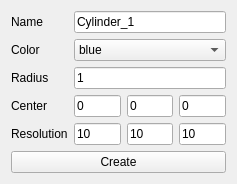
The window that PyQtVTK/createSphere.ui (shach934/scripts) describes before a commit, drawn with Qt 5.
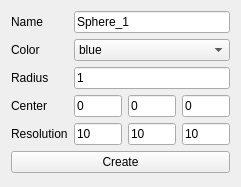
The same window after the commit.

What changed in the file:
```diff
--- a/PyQtVTK/createSphere.ui
+++ b/PyQtVTK/createSphere.ui
@@ -6,8 +6,8 @@
    <rect>
     <x>0</x>
     <y>0</y>
-    <width>237</width>
-    <height>176</height>
+    <width>241</width>
+    <height>187</height>
    </rect>
   </property>
   <property name="windowTitle">
@@ -24,7 +24,7 @@
    <item row="0" column="1">
     <widget class="QLineEdit" name="sphereNameInput">
      <property name="text">
-      <string>Cylinder_1</string>
+      <string>Sphere_1</string>
      </property>
     </widget>
    </item>
@@ -210,11 +210,15 @@
     </layout>
    </item>
    <item row="3" column="0" colspan="2">
+    <layout class="QHBoxLayout" name="horizontalLayout_4">
+     <item>
     <widget class="QPushButton" name="createSphereBtn">
      <property name="text">
       <string>Create</string>
      </property>
     </widget>
+     </item>
+    </layout>
    </item>
   </layout>
  </widget>
```
Lines whose indentation alone changed are shown as unchanged.
